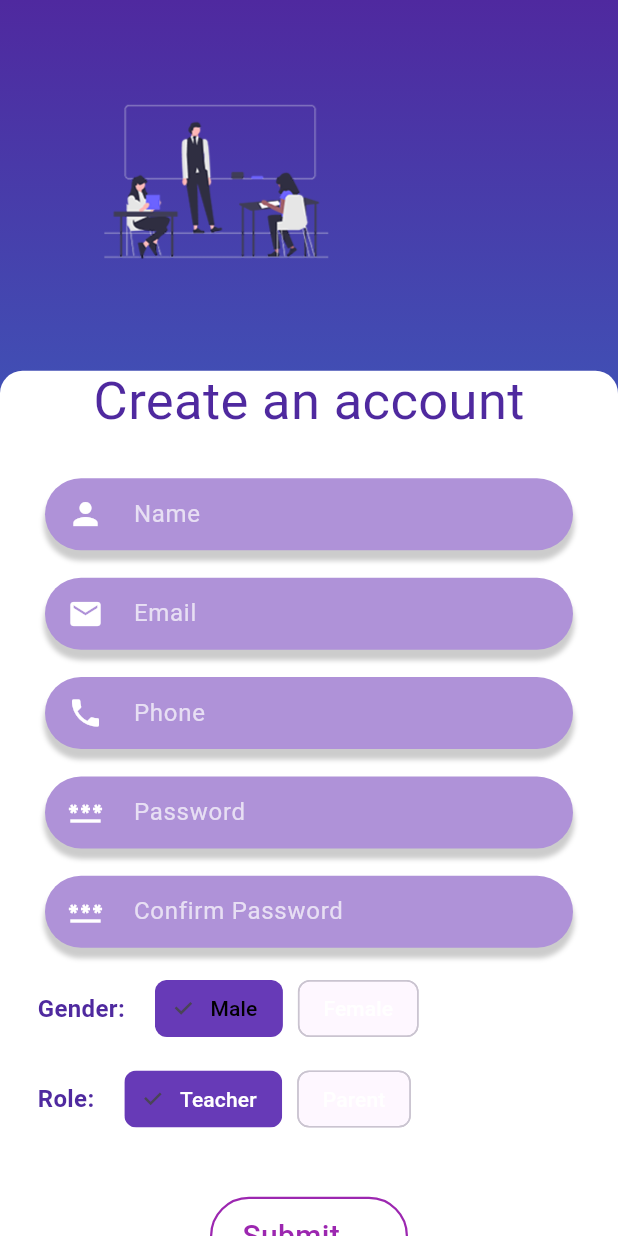
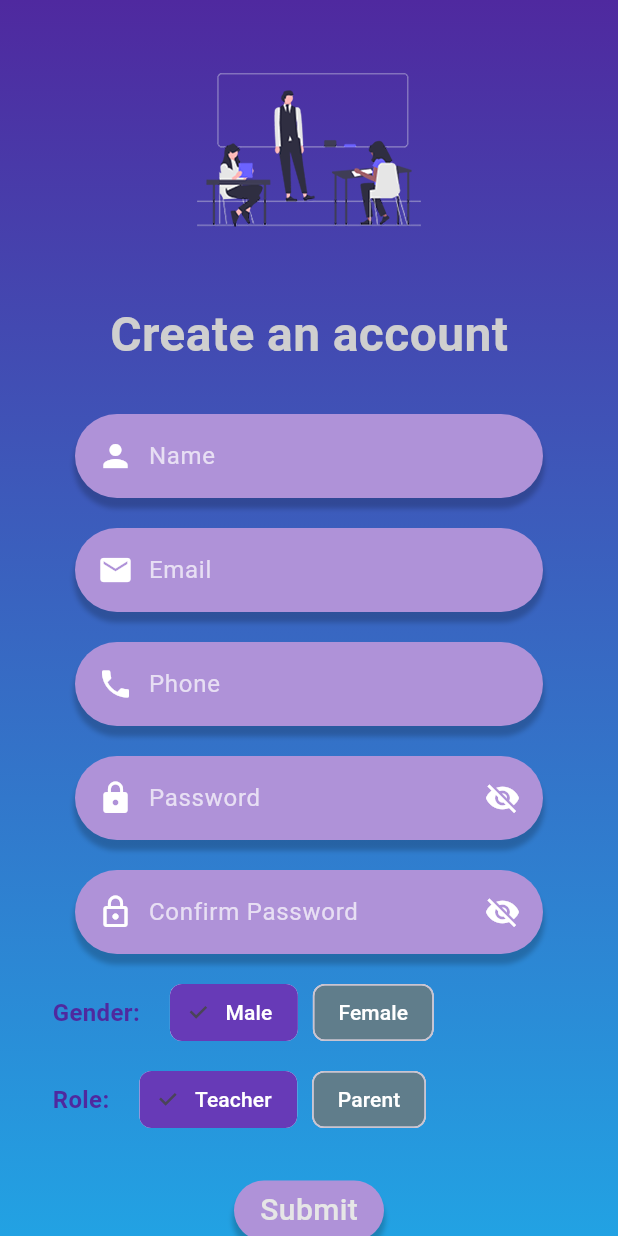
Before and after one commit to Redha4Dev/auth-test, a Flutter app: the SignupPage screen opened directly, on a phone screen of 412 x 824 dp. Run offline on Flutter 3.47's test engine with Material 3 defaults, Android fonts, the light colour scheme and no system bars; our stand-ins replace jwt_decoder, shared_preferences; accounts and stored records are empty.

Commit message:
cleaned up the signup page

```diff
--- /dev/null
+++ b/mobile/kidergarten/devtools_options.yaml
@@ -0,0 +1,3 @@
+description: This file stores settings for Dart & Flutter DevTools.
+documentation: https://docs.flutter.dev/tools/devtools/extensions#configure-extension-enablement-states
+extensions:
--- a/mobile/kidergarten/lib/components/myButton.dart
+++ b/mobile/kidergarten/lib/components/myButton.dart
@@ -56,19 +56,31 @@ class myOutlinedButton extends StatelessWidget {
     return GestureDetector(
       onTap: onTap,
       child: Container(
-        width: 30,
-        padding: EdgeInsets.symmetric(vertical: 10, horizontal: 20),
+        width: 100,
+        height: 40,
+        padding: EdgeInsets.symmetric(vertical: 0, horizontal: 0),
         decoration: BoxDecoration(
-          border: Border.all(color: Colors.purple, width: 1.5), // Purple border
+          // Purple border
           borderRadius: BorderRadius.circular(30), // Rounded edges
-          color: Colors.white, // Background color
+          color: const Color(0xFFAF92D8),
+          boxShadow: [
+            BoxShadow(
+              color: Colors.black
+                  .withOpacity(0.2), // Shadow color with transparency
+              spreadRadius: 1, // How much the shadow spreads
+              blurRadius: 2, // Softness of the shadow
+              offset: Offset(0, 6), // Position: (X, Y)
+            ),
+          ], // Background color
         ),
-        child: Text(
-          text,
-          style: TextStyle(
-            color: Colors.purple, // Text color
-            fontSize: 20,
-            fontWeight: FontWeight.w500,
+        child: Center(
+          child: Text(
+            text,
+            style: TextStyle(
+              color: const Color.fromARGB(255, 230, 230, 230), // Text color
+              fontSize: 20,
+              fontWeight: FontWeight.w500,
+            ),
           ),
         ),
       ),
--- a/mobile/kidergarten/lib/components/textField.dart
+++ b/mobile/kidergarten/lib/components/textField.dart
@@ -1,6 +1,6 @@
 import 'package:flutter/material.dart';
 
-class myTextField extends StatelessWidget {
+class myTextField extends StatefulWidget {
   final String labelText;
   final IconData icon;
   final TextEditingController? controller;
@@ -8,11 +8,24 @@ class myTextField extends StatelessWidget {
 
   const myTextField({
     Key? key,
-    required this.labelText, // Label text as input
-    required this.icon, // Icon as input
+    required this.labelText,
+    required this.icon,
     this.controller,
-    this.isPassword = false, // To handle password fields
+    this.isPassword = false,
   }) : super(key: key);
+
+  @override
+  State<myTextField> createState() => _myTextFieldState();
+}
+
+class _myTextFieldState extends State<myTextField> {
+  late bool _obscure;
+
+  @override
+  void initState() {
+    super.initState();
+    _obscure = widget.isPassword;
+  }
 
   @override
   Widget build(BuildContext context) {
@@ -23,35 +36,45 @@ class myTextField extends StatelessWidget {
         decoration: BoxDecoration(
           boxShadow: [
             BoxShadow(
-              color: Colors.black
-                  .withOpacity(0.2), // Shadow color with transparency
-              spreadRadius: 1, // How much the shadow spreads
-              blurRadius: 2, // Softness of the shadow
-              offset: Offset(0, 6), // Position: (X, Y)
+              color: Colors.black.withOpacity(0.2),
+              spreadRadius: 1,
+              blurRadius: 2,
+              offset: Offset(0, 6),
             ),
           ],
-          color: Color(0xFFAF92D8), // Light purple background
-          borderRadius: BorderRadius.circular(30), // Rounded corners
+          color: Color(0xFFAF92D8),
+          borderRadius: BorderRadius.circular(30),
         ),
         child: Row(
           children: [
-            Icon(icon, color: Colors.white), // Dynamic icon
-            SizedBox(width: 10), // Space between icon and text
-
-            SizedBox(width: 10), // Space before TextField
+            Icon(widget.icon, color: Colors.white),
+            SizedBox(width: 10),
             Expanded(
-              child: TextField(
-                controller: controller,
-                obscureText: isPassword, // For password fields
+              child: TextFormField(
+                controller: widget.controller,
+                obscureText: _obscure,
+                style: TextStyle(color: Colors.white),
+                cursorColor: Colors.white,
                 decoration: InputDecoration(
-                  border: InputBorder.none, // No underline
-                  hintText: labelText,
-                  hintStyle: TextStyle(color: Colors.white70),
+                  labelText: widget.labelText,
+                  labelStyle: TextStyle(color: Colors.white70),
+                  floatingLabelBehavior: FloatingLabelBehavior.auto,
+                  border: InputBorder.none,
                 ),
-                style: TextStyle(color: Colors.white),
-                cursorColor: Colors.white, // Cursor color
               ),
             ),
+            if (widget.isPassword)
+              GestureDetector(
+                onTap: () {
+                  setState(() {
+                    _obscure = !_obscure;
+                  });
+                },
+                child: Icon(
+                  _obscure ? Icons.visibility_off : Icons.visibility,
+                  color: Colors.white,
+                ),
+              ),
           ],
         ),
       ),
--- a/mobile/kidergarten/lib/pages/signup_page.dart
+++ b/mobile/kidergarten/lib/pages/signup_page.dart
@@ -1,4 +1,5 @@
 import 'package:flutter/material.dart';
+import 'package:flutter/services.dart';
 import 'package:kidergarten/components/myButton.dart';
 import 'package:kidergarten/components/textField.dart';
 import 'package:kidergarten/pages/login_page.dart';
@@ -22,22 +23,24 @@ class _SignupPageState extends State<SignupPage> {
   final TextEditingController phoneController = TextEditingController();
 
   bool isLoading = false;
-
-  // Gender and Role values
   String gender = "Male";
   String role = "teacher";
 
+  final _formKey = GlobalKey<FormState>();
+
   @override
   Widget build(BuildContext context) {
-    double screenWidth = MediaQuery.of(context).size.width;
-    double screenHeight = MediaQuery.of(context).size.height;
-    final ApiService apiService = ApiService();
+    final apiService = ApiService();
+    final mediaQuery = MediaQuery.of(context);
+    final screenHeight = mediaQuery.size.height;
 
-    return Scaffold(
-      resizeToAvoidBottomInset: false,
+    return GestureDetector(
+      onTap: () =>
+          FocusScope.of(context).unfocus(), // dismiss keyboard on tap outside
+      child: Scaffold(
+        backgroundColor: Colors.transparent,
         body: Container(
-        width: screenWidth,
-        decoration: BoxDecoration(
+          decoration: const BoxDecoration(
             gradient: LinearGradient(
               colors: [
                 Color.fromARGB(255, 79, 41, 159),
@@ -47,24 +50,12 @@ class _SignupPageState extends State<SignupPage> {
               end: Alignment.bottomCenter,
             ),
           ),
-        child: Stack(
-          alignment: Alignment.bottomCenter,
-          children: [
-            Container(
-              height: screenHeight * .7,
-              decoration: BoxDecoration(
-                color: Colors.white,
-                borderRadius: BorderRadius.only(
-                  topLeft: Radius.circular(15),
-                  topRight: Radius.circular(15),
-                ),
-              ),
-            ),
-            ListView(
-              children: [
-                SizedBox(height: screenHeight * .05),
-                Row(
-                  mainAxisAlignment: MainAxisAlignment.center,
+          child: SafeArea(
+            child: Center(
+              child: SingleChildScrollView(
+                padding:
+                    const EdgeInsets.symmetric(horizontal: 20, vertical: 20),
+                child: Column(
                   children: [
                     Image.asset(
                       widget.isParent
@@ -72,148 +63,81 @@ class _SignupPageState extends State<SignupPage> {
                           : 'assets/tableau.png',
                       scale: 1.5,
                     ),
-                    SizedBox(width: screenWidth * .3),
-                  ],
-                ),
-                SizedBox(height: screenHeight * .05),
-                Center(
-                  child: Text(
+                    const SizedBox(height: 20),
+                    const Text(
                       "Create an account",
                       style: TextStyle(
-                      color: Color.fromARGB(255, 79, 41, 159),
-                      fontSize: 35,
+                        color: Color.fromARGB(255, 207, 207, 207),
+                        fontSize: 32,
+                        fontWeight: FontWeight.bold,
                       ),
                     ),
-                ),
-                SizedBox(height: screenHeight * .02),
+                    const SizedBox(height: 20),
 
+                    Form(
+                      key: _formKey,
+                      child: Column(
+                        children: [
                           myTextField(
                             labelText: 'Name',
                             icon: Icons.person,
                             controller: fullNameController,
                           ),
-                SizedBox(height: screenHeight * .01),
-
+                          const SizedBox(height: 10),
                           myTextField(
                             labelText: 'Email',
                             icon: Icons.email,
                             controller: emailController,
                           ),
-                SizedBox(height: screenHeight * .01),
-
+                          const SizedBox(height: 10),
                           myTextField(
                             labelText: 'Phone',
                             icon: Icons.phone,
                             controller: phoneController,
                           ),
-                SizedBox(height: screenHeight * .01),
-
+                          const SizedBox(height: 10),
                           myTextField(
+                            isPassword: true,
                             labelText: 'Password',
-                  icon: Icons.password,
+                            icon: Icons.lock,
                             controller: passwordController,
                           ),
-                SizedBox(height: screenHeight * .01),
-
+                          const SizedBox(height: 10),
                           myTextField(
+                            isPassword: true,
                             labelText: 'Confirm Password',
-                  icon: Icons.password,
+                            icon: Icons.lock_outline,
                             controller: confirmPasswordController,
-                ),
-                SizedBox(height: screenHeight * .02),
-
-                // Gender Toggle
-                Padding(
-                  padding: const EdgeInsets.symmetric(horizontal: 25.0),
-                  child: Row(
-                    children: [
-                      Text(
-                        "Gender:",
-                        style: TextStyle(
-                          color: Color.fromARGB(255, 79, 41, 159),
-                          fontSize: 16,
-                          fontWeight: FontWeight.bold,
-                        ),
-                      ),
-                      SizedBox(width: 20),
-                      ChoiceChip(
-                        label: Text(
-                          "Male",
-                          style: TextStyle(color: Colors.black),
-                        ),
-                        selected: gender == "Male",
-                        onSelected: (_) {
-                          setState(() {
-                            gender = "Male";
-                          });
-                        },
-                        selectedColor: Colors.deepPurple,
-                        labelStyle: TextStyle(color: Colors.white),
-                      ),
-                      SizedBox(width: 10),
-                      ChoiceChip(
-                        label: Text("Female"),
-                        selected: gender == "Female",
-                        onSelected: (_) {
-                          setState(() {
-                            gender = "Female";
-                          });
-                        },
-                        selectedColor: Colors.purpleAccent,
-                        labelStyle: TextStyle(color: Colors.white),
                           ),
                         ],
                       ),
                     ),
-                SizedBox(height: screenHeight * .015),
 
-                // Role Toggle
-                Padding(
-                  padding: const EdgeInsets.symmetric(horizontal: 25.0),
-                  child: Row(
-                    children: [
-                      Text(
-                        "Role:",
-                        style: TextStyle(
-                          color: Color.fromARGB(255, 79, 41, 159),
-                          fontSize: 16,
-                          fontWeight: FontWeight.bold,
+                    const SizedBox(height: 15),
+
+                    // Gender Selection
+                    buildToggleRow(
+                      title: "Gender",
+                      options: ["Male", "Female"],
+                      selected: gender,
+                      onSelected: (val) => setState(() => gender = val),
                     ),
+
+                    const SizedBox(height: 10),
+
+                    // Role Selection
+                    buildToggleRow(
+                      title: "Role",
+                      options: ["teacher", "parent"],
+                      selected: role,
+                      onSelected: (val) => setState(() => role = val),
                     ),
-                      SizedBox(width: 20),
-                      ChoiceChip(
-                        label: Text("Teacher"),
-                        selected: role == "teacher",
-                        onSelected: (_) {
-                          setState(() {
-                            role = "teacher";
-                          });
-                        },
-                        selectedColor: Colors.deepPurple,
-                        labelStyle: TextStyle(color: Colors.white),
-                      ),
-                      SizedBox(width: 10),
-                      ChoiceChip(
-                        label: Text("Parent"),
-                        selected: role == "parent",
-                        onSelected: (_) {
-                          setState(() {
-                            role = "parent";
-                          });
-                        },
-                        selectedColor: Colors.purpleAccent,
-                        labelStyle: TextStyle(color: Colors.white),
-                      ),
-                    ],
-                  ),
-                ),
-                SizedBox(height: screenHeight * .05),
+
+                    const SizedBox(height: 30),
 
                     isLoading
-                    ? CircularProgressIndicator()
-                    : Padding(
-                        padding: const EdgeInsets.fromLTRB(140, 0, 140, 0),
-                        child: myOutlinedButton(
+                        ? const CircularProgressIndicator()
+                        : myOutlinedButton(
                             text: "Submit",
                             onTap: () async {
                               setState(() => isLoading = true);
@@ -231,45 +155,82 @@ class _SignupPageState extends State<SignupPage> {
                               setState(() => isLoading = false);
                             },
                           ),
-                      ),
-                SizedBox(height: screenHeight * .02),
+
+                    const SizedBox(height: 20),
 
                     Row(
                       mainAxisAlignment: MainAxisAlignment.center,
                       children: [
-                    Text(
+                        const Text(
                           "Already have an account? ",
                           style: TextStyle(
-                        color: Colors.grey,
-                        fontSize: 18,
-                        fontWeight: FontWeight.w400,
-                      ),
+                              color: Color.fromARGB(255, 209, 209, 209),
+                              fontSize: 16),
                         ),
                         GestureDetector(
                           onTap: () {
                             Navigator.push(
                               context,
                               MaterialPageRoute(
-                            builder: (context) => LoginPage(),
-                          ),
+                                  builder: (context) => const LoginPage()),
                             );
                           },
-                      child: Text(
+                          child: const Text(
                             "Login",
                             style: TextStyle(
                               color: Colors.purple,
-                          fontSize: 18,
+                              fontSize: 16,
                               fontWeight: FontWeight.bold,
                             ),
                           ),
                         ),
                       ],
                     ),
+                    const SizedBox(height: 10),
                   ],
                 ),
-          ],
+              ),
+            ),
+          ),
         ),
       ),
     );
   }
+
+  Widget buildToggleRow({
+    required String title,
+    required List<String> options,
+    required String selected,
+    required Function(String) onSelected,
+  }) {
+    return Padding(
+      padding: const EdgeInsets.symmetric(horizontal: 15),
+      child: Row(
+        children: [
+          Text(
+            "$title:",
+            style: const TextStyle(
+              color: Color.fromARGB(255, 79, 41, 159),
+              fontSize: 16,
+              fontWeight: FontWeight.bold,
+            ),
+          ),
+          const SizedBox(width: 15),
+          ...options.map((option) {
+            return Padding(
+              padding: const EdgeInsets.symmetric(horizontal: 5),
+              child: ChoiceChip(
+                label: Text(option[0].toUpperCase() + option.substring(1)),
+                selected: selected == option,
+                onSelected: (_) => onSelected(option),
+                selectedColor: Colors.deepPurple,
+                backgroundColor: Colors.blueGrey,
+                labelStyle: const TextStyle(color: Colors.white),
+              ),
+            );
+          }).toList(),
+        ],
+      ),
+    );
   }
+}
```
Lines whose indentation alone changed are shown as unchanged.
